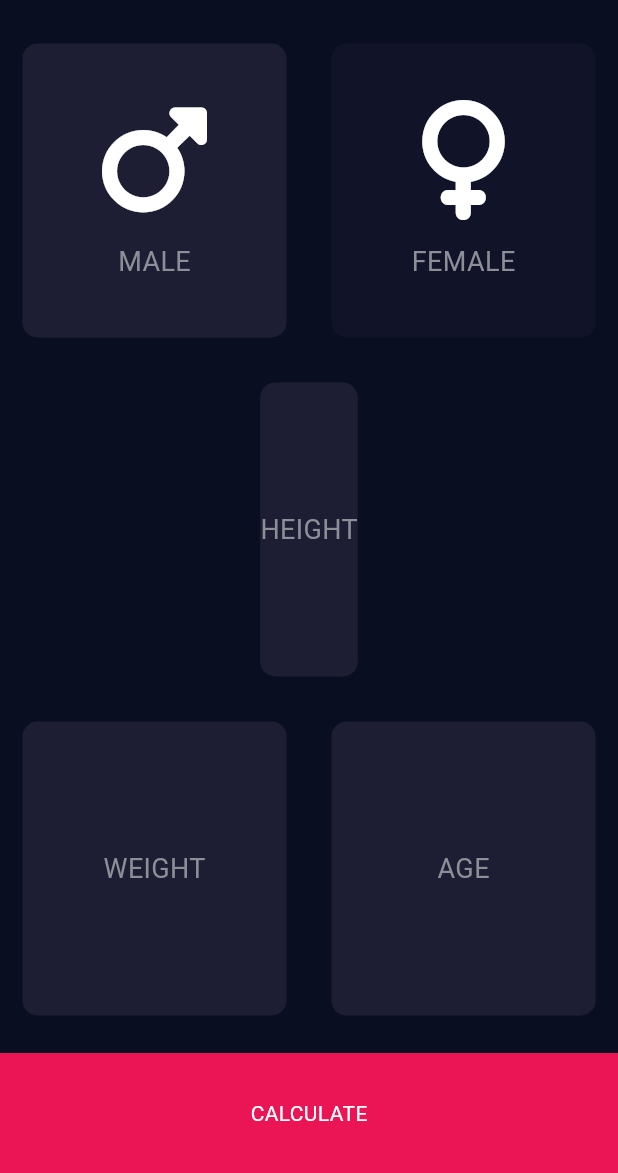
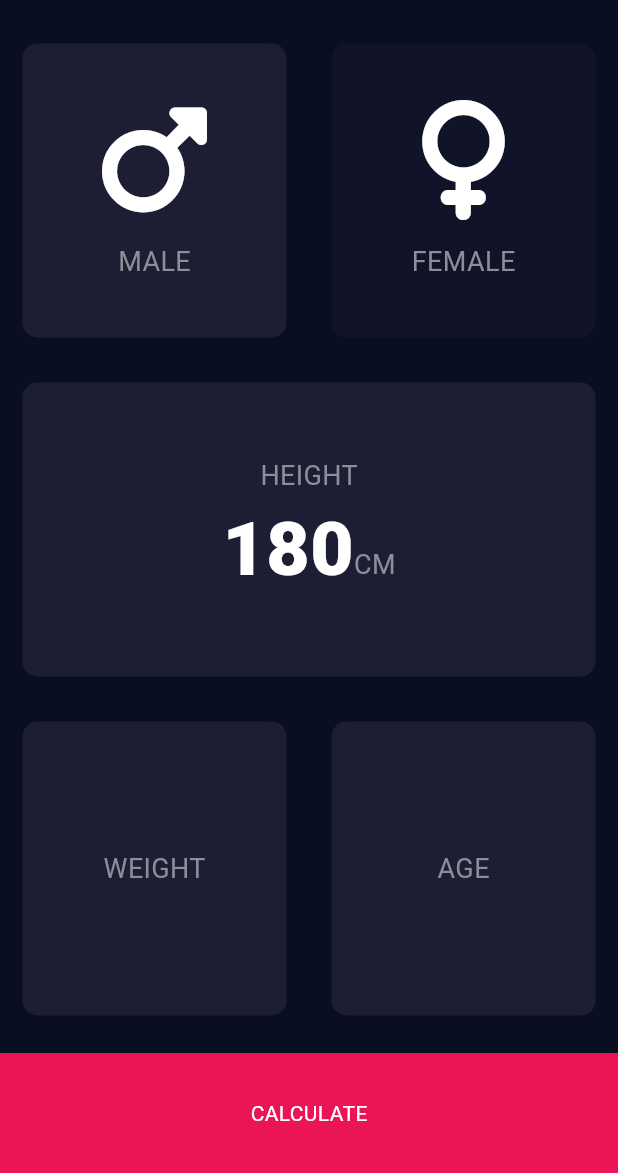
Before and after one commit to mehrshadkhv/BMI-Calculator, a Flutter app: the screen it shows after launch, on a phone screen of 412 x 824 dp, the part 63-1236 px from its top. Run offline on Flutter 3.47's test engine with Material 3 defaults, Android fonts, the phone set to English and light mode, and no system bars; our stand-ins replace font_awesome_flutter.

Commit message:
Ninth commit

```diff
--- /dev/null
+++ b/lib/constants.dart
@@ -0,0 +1,17 @@
+import 'package:flutter/material.dart';
+
+const KLabelTextStyle = TextStyle(
+  fontSize: 18.0,
+  color: Color(0xFF8D8E98),
+);
+
+const KNumberTextStyle = TextStyle(
+  fontSize: 50.0,
+  fontWeight: FontWeight.w900,
+);
+
+
+const KBottomContainerHeight = 80.0;
+const KActiveCardColour = Color(0xFF1D1E33);
+const KInactiveCardColour = Color(0xFF111328);
+const KBottomContainerColour = Color(0xFFEB1555);
--- a/lib/icon_content.dart
+++ b/lib/icon_content.dart
@@ -1,9 +1,6 @@
 import 'package:flutter/material.dart';
+import 'constants.dart';
 
-const labelTextStyle = TextStyle(
-  fontSize: 18.0,
-  color: Color(0xFF8D8E98),
-);
 
 class IconContent extends StatelessWidget {
   const IconContent({
@@ -27,7 +24,7 @@ class IconContent extends StatelessWidget {
         const SizedBox(height: 15.0),
         Text(
           label,
-          style: labelTextStyle,
+          style: KLabelTextStyle,
         ),
       ],
     );
--- a/lib/input_page.dart
+++ b/lib/input_page.dart
@@ -2,11 +2,7 @@ import 'package:flutter/material.dart';
 import 'package:font_awesome_flutter/font_awesome_flutter.dart';
 import 'reusable_card.dart';
 import 'icon_content.dart';
-
-const bottomContainerHeight = 80.0;
-const activeCardColour = Color(0xFF1D1E33);
-const inactiveCardColour = Color(0xFF111328);
-const bottomContainerColour = Color(0xFFEB1555);
+import 'constants.dart';
 
 enum Gender{
   male,
@@ -33,6 +29,7 @@ class _InputPageState extends State<InputPage> {
         centerTitle: true,
       ),
       body: Column(
+        crossAxisAlignment: CrossAxisAlignment.stretch,
         children: [
           Expanded(
             child: Row(
@@ -44,7 +41,7 @@ class _InputPageState extends State<InputPage> {
                         selectedGender = Gender.male;
                       });
                     },
-                    colour: selectedGender == Gender.male ? activeCardColour : inactiveCardColour,
+                    colour: selectedGender == Gender.male ? KActiveCardColour : KInactiveCardColour,
                     cardChild: const IconContent(
                       icon: FontAwesomeIcons.mars,
                       label: 'MALE',
@@ -58,7 +55,7 @@ class _InputPageState extends State<InputPage> {
                         selectedGender = Gender.female;
                       });
                     },
-                    colour: selectedGender == Gender.female ? activeCardColour : inactiveCardColour,
+                    colour: selectedGender == Gender.female ? KActiveCardColour : KInactiveCardColour,
                     cardChild: const IconContent(
                       icon: FontAwesomeIcons.venus,
                       label: 'FEMALE',
@@ -70,16 +67,28 @@ class _InputPageState extends State<InputPage> {
           ),
           const Expanded(
             child: ReusableCard(
-              colour: activeCardColour,
+              colour: KActiveCardColour,
               cardChild: Column(
                 mainAxisAlignment: MainAxisAlignment.center,
                 children: [
                   Text(
                     'HEIGHT',
-                    style: TextStyle(
-                      fontSize: 18.0,
-                      color: Color(0xFF8D8E98),
-                    ),
+                    style: KLabelTextStyle,
+                  ),
+                  Row(
+                    mainAxisAlignment: MainAxisAlignment.center,
+                    crossAxisAlignment: CrossAxisAlignment.baseline,
+                    textBaseline: TextBaseline.alphabetic,
+                    children: [
+                      Text(
+                        "180",
+                        style: KNumberTextStyle,
+                      ),
+                      Text(
+                        "CM",
+                        style: KLabelTextStyle,
+                      ),
+                    ],
                   ),
                 ],
               ),
@@ -90,7 +99,7 @@ class _InputPageState extends State<InputPage> {
               children: [
                 Expanded(
                   child: ReusableCard(
-                    colour: activeCardColour,
+                    colour: KActiveCardColour,
                     cardChild: Column(
                       mainAxisAlignment: MainAxisAlignment.center,
                       children: [
@@ -107,7 +116,7 @@ class _InputPageState extends State<InputPage> {
                 ),
                 Expanded(
                   child: ReusableCard(
-                    colour: activeCardColour,
+                    colour: KActiveCardColour,
                     cardChild: Column(
                       mainAxisAlignment: MainAxisAlignment.center,
                       children: [
@@ -126,10 +135,10 @@ class _InputPageState extends State<InputPage> {
             ),
           ),
           Container(
-            color: bottomContainerColour,
+            color: KBottomContainerColour,
             margin: const EdgeInsets.only(top: 10.0),
             width: double.infinity,
-            height: bottomContainerHeight,
+            height: KBottomContainerHeight,
             child: const Center(
               child: Text('CALCULATE'),
             ),
```
Also changed, not shown: 4 other files.
